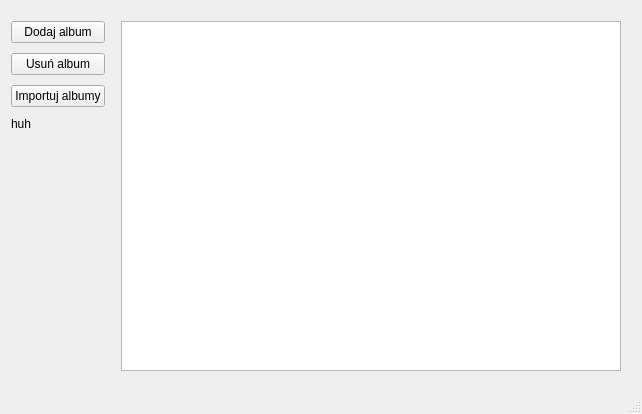
Old version of the form musicapp.ui in the repository suwka/musicapp.
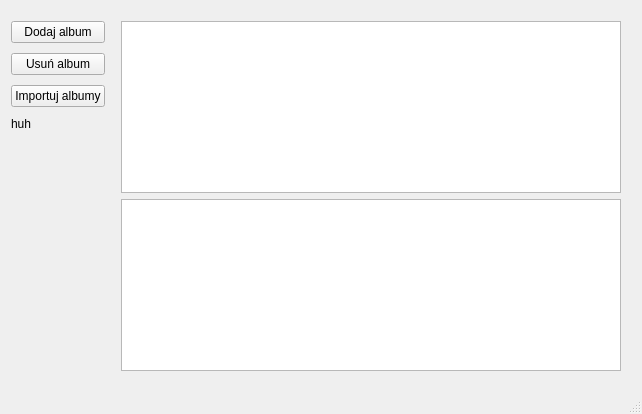
New version of the form.

Commit message: import button elo

Diff of the .ui file:
```diff
--- a/musicapp.ui
+++ b/musicapp.ui
@@ -107,6 +107,9 @@
           </property>
          </widget>
         </item>
+        <item>
+         <widget class="QListView" name="listView"/>
+        </item>
        </layout>
       </item>
      </layout>
```
The commit also changes 6 other files.
